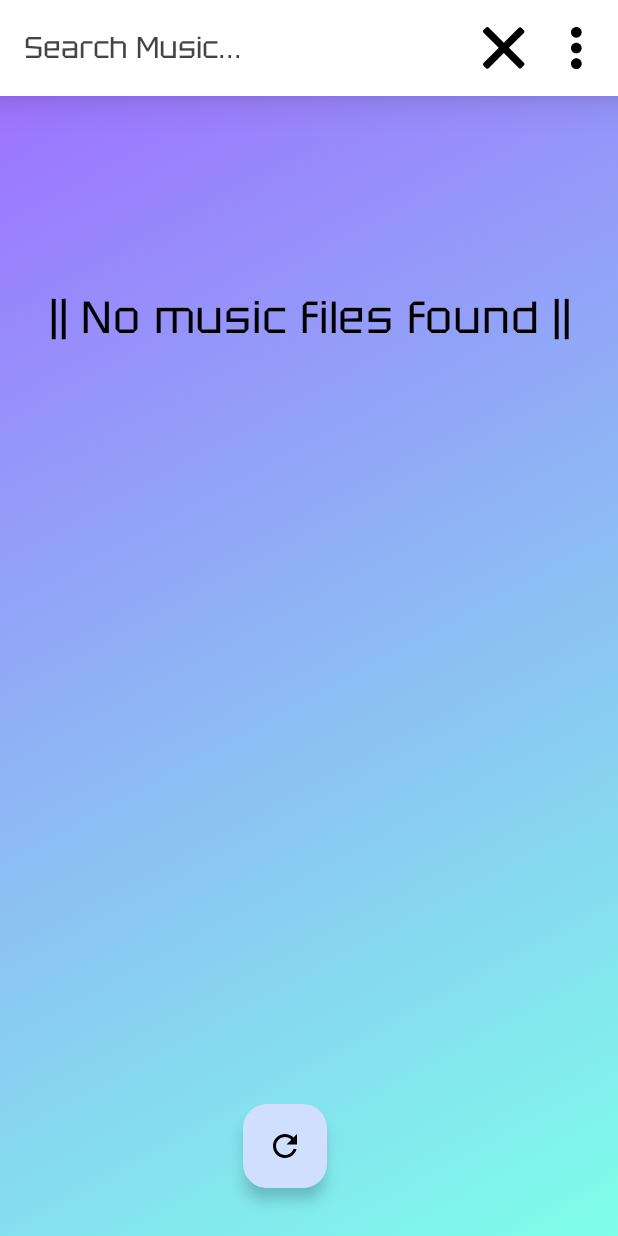
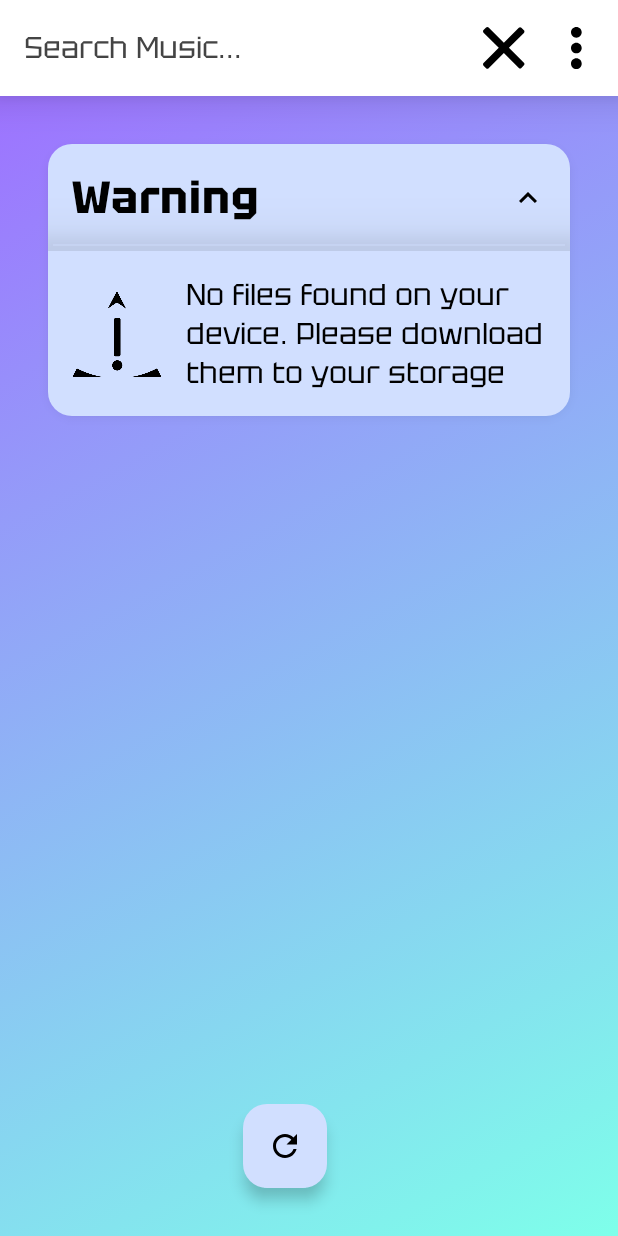
Before and after one commit to Pixerell/IIMusica, an Android app built with Jetpack Compose: the screen it shows after launch (MainActivity), after a tap on "Search", on a phone screen of 412 x 824 dp. Run offline under Robolectric (Android 15) with nearby library versions, the phone set to English and light mode, and no system bars; 1 other tap on this screen came first.

Commit message:
Infobox component, animations for miniplayer

```diff
--- /dev/null
+++ b/app/src/main/java/com/example/iimusica/components/InfoBox.kt
@@ -0,0 +1,154 @@
+package com.example.iimusica.components
+
+
+import androidx.compose.ui.graphics.Color
+import androidx.compose.animation.AnimatedVisibility
+import androidx.compose.animation.core.animateFloatAsState
+import androidx.compose.foundation.background
+import androidx.compose.foundation.clickable
+import androidx.compose.foundation.layout.Box
+import androidx.compose.foundation.layout.Column
+import androidx.compose.foundation.layout.Row
+import androidx.compose.foundation.layout.Spacer
+import androidx.compose.foundation.layout.fillMaxWidth
+import androidx.compose.foundation.layout.height
+import androidx.compose.foundation.layout.padding
+import androidx.compose.foundation.layout.size
+import androidx.compose.foundation.layout.width
+import androidx.compose.foundation.shape.RoundedCornerShape
+import androidx.compose.material.icons.Icons
+import androidx.compose.material.icons.filled.KeyboardArrowDown
+import androidx.compose.material3.Icon
+import androidx.compose.material3.Text
+import androidx.compose.runtime.Composable
+import androidx.compose.runtime.getValue
+import androidx.compose.runtime.mutableStateOf
+import androidx.compose.runtime.remember
+import androidx.compose.runtime.setValue
+import androidx.compose.ui.Alignment
+import androidx.compose.ui.Modifier
+import androidx.compose.ui.draw.clip
+import androidx.compose.ui.draw.rotate
+import androidx.compose.ui.draw.shadow
+import androidx.compose.ui.graphics.RectangleShape
+import androidx.compose.ui.res.painterResource
+import androidx.compose.ui.text.style.TextAlign
+import androidx.compose.ui.unit.dp
+import com.example.iimusica.R
+import com.example.iimusica.ui.theme.LocalAppColors
+import com.example.iimusica.ui.theme.Typography
+
+enum class MessageType {
+    Info, Warning, Error
+}
+
+
+@Composable
+fun InfoBox(
+    message: String,
+    type: MessageType = MessageType.Info,
+    mainBoxColor: Color? = null
+) {
+    val appColors = LocalAppColors.current
+    var expanded by remember { mutableStateOf(true) }
+    val rotateArrow by animateFloatAsState(if (expanded) 180f else 0f)
+
+    val effectiveBackgroundColor = mainBoxColor ?: appColors.backgroundDarker
+
+    val (icon) = when (type) {
+        MessageType.Info -> painterResource(id = R.drawable.infobox) to appColors.icon
+        MessageType.Warning -> painterResource(id = R.drawable.warningbox) to appColors.icon
+        MessageType.Error -> painterResource(id = R.drawable.errorbox) to appColors.icon
+    }
+    val title = when (type) {
+        MessageType.Info -> "Information"
+        MessageType.Warning -> "Warning"
+        MessageType.Error -> "Error"
+    }
+
+    Box(
+        modifier = Modifier.fillMaxWidth().padding(32.dp)
+            .shadow(
+                elevation = 4.dp,
+                shape = RoundedCornerShape(20.dp),
+                ambientColor = appColors.font.copy(alpha = 0.25f),
+                spotColor = appColors.font.copy(alpha = 0.3f),
+                clip = false
+            )
+    ) {
+        Column (
+            modifier = Modifier
+                .fillMaxWidth()
+                .clip(shape = RoundedCornerShape(16.dp))
+        ) {
+
+            Box {
+                Row(
+                    modifier = Modifier
+                        .background(appColors.backgroundDarker)
+                        .fillMaxWidth()
+                        .padding(16.dp),
+                    verticalAlignment = Alignment.CenterVertically,
+                ) {
+                    Text(
+                        text = title,
+                        color = appColors.font,
+                        style = Typography.bodyLarge,
+                        fontWeight = Typography.headlineLarge.fontWeight
+                    )
+                    Spacer(modifier = Modifier.weight(1f))
+
+                    Icon(
+                        Icons.Filled.KeyboardArrowDown,
+                        contentDescription = "Dropdown infobox",
+                        tint = appColors.icon,
+                        modifier = Modifier
+                            .size(24.dp)
+                            .rotate(rotateArrow)
+                            .clickable { expanded = !expanded }
+                    )
+                }
+
+                // Fake bottom-only shadow
+                Box(
+                    modifier = Modifier
+                        .align(Alignment.BottomCenter)
+                        .fillMaxWidth()
+                        .height(8.dp)
+                        .shadow(
+                            elevation = 24.dp,
+                            shape = RectangleShape,
+                            clip = true,
+                            ambientColor = appColors.font,
+                            spotColor = appColors.font,
+                        )
+                )
+            }
+
+            AnimatedVisibility(visible = expanded) {
+                Row(
+                    modifier = Modifier
+                        .background(effectiveBackgroundColor)
+                        .fillMaxWidth()
+                        .padding(16.dp),
+                    verticalAlignment = Alignment.CenterVertically
+                ) {
+                    Icon(
+                        painter = icon,
+                        contentDescription = "InfoBox Icon",
+                        tint = appColors.icon,
+                        modifier = Modifier.size(60.dp)
+                    )
+                    Spacer(modifier = Modifier.width(16.dp))
+                    Text(
+                        text = message,
+                        modifier = Modifier.fillMaxWidth(),
+                        color = appColors.font,
+                        style = Typography.bodyMedium,
+                        textAlign = TextAlign.Start
+                    )
+                }
+            }
+        }
+    }
+}
--- a/app/src/main/java/com/example/iimusica/screens/MusicListScreen.kt
+++ b/app/src/main/java/com/example/iimusica/screens/MusicListScreen.kt
@@ -3,34 +3,34 @@
 package com.example.iimusica.screens
 
 import android.content.Context
+import androidx.compose.animation.core.animateDpAsState
 import androidx.compose.animation.core.animateOffsetAsState
 import androidx.compose.animation.core.tween
 import androidx.compose.foundation.background
 import androidx.compose.foundation.layout.*
 import androidx.compose.material3.ExperimentalMaterial3Api
 import androidx.compose.material3.Scaffold
-import androidx.compose.material3.Text
 import androidx.compose.runtime.*
 import androidx.compose.ui.Alignment
 import androidx.compose.ui.Modifier
 import androidx.compose.ui.geometry.Offset
-import androidx.compose.ui.text.style.TextAlign
+import androidx.compose.ui.platform.LocalConfiguration
+import androidx.compose.ui.platform.LocalDensity
 import androidx.compose.ui.unit.IntOffset
 import androidx.compose.ui.unit.dp
-import androidx.compose.ui.unit.sp
 import androidx.compose.ui.zIndex
 import androidx.lifecycle.viewmodel.compose.viewModel
 import androidx.navigation.NavController
 import com.example.iimusica.components.ButtonReload
+import com.example.iimusica.components.InfoBox
 import com.example.iimusica.components.Loader
+import com.example.iimusica.components.MessageType
 import com.example.iimusica.utils.MusicFile
 import com.example.iimusica.components.MusicList
 import com.example.iimusica.components.MusicTopBar
 import com.example.iimusica.utils.SortOption
 import com.example.iimusica.utils.sortFiles
 import com.example.iimusica.ui.theme.LocalAppColors
-import com.example.iimusica.ui.theme.Typography
-import kotlinx.coroutines.delay
 
 
 @Composable
@@ -46,6 +46,7 @@ fun MusicListScreen(navController: NavController, context: Context, toggleTheme:
     val isDescending by viewModel.isDescending
 
     val appColors = LocalAppColors.current
+
 
     fun onSortOptionSelected(option: SortOption) {
         viewModel.setSortOption(option)
@@ -78,29 +79,41 @@ fun MusicListScreen(navController: NavController, context: Context, toggleTheme:
         }
 
     }
-    val targetOffset = if (!viewModel.isFirstTimeEnteredMusic) Offset(0f, 0f) else Offset(0f, 200f)
+    // Get the screen height using LocalDensity
+    val screenHeight = with(LocalDensity.current) { LocalConfiguration.current.screenHeightDp.dp.toPx() }
+    // Set the initial offset to be off-screen (below the screen)
+    val targetOffset = if (!viewModel.isFirstTimeEnteredMusic) Offset(0f, 0f) else Offset(0f, screenHeight)
+
+    // Use the animation to slide the MiniPlayer in from off-screen
     val offset by animateOffsetAsState(
         targetValue = targetOffset,
-        animationSpec = tween(durationMillis = 500),
+        animationSpec = tween(durationMillis = 1000, delayMillis = 0),
         label = "MiniPlayerSlideIn"
     )
+
     var animationComplete by remember { mutableStateOf(false) }
-    // Use LaunchedEffect to reset flag after animation completes
-    LaunchedEffect(offset) {
-        if (offset == targetOffset && viewModel.isFirstTimeEnteredMusic) {
+
+    // Reset flag after animation completes
+    LaunchedEffect(offset, playerViewModel.isPlaying.value) {
+        if (offset == targetOffset && viewModel.isFirstTimeEnteredMusic && playerViewModel.isPlaying.value) {
             animationComplete = true
         }
     }
 
-    // Only reset the flag after animation is complete
+    // Reset the flag after animation is complete
     LaunchedEffect(animationComplete) {
         if (animationComplete) {
-            delay(3000)  // Add a small delay to make sure animation completes before flag reset
             viewModel.isFirstTimeEnteredMusic = false
         }
     }
 
     val intOffset = IntOffset(offset.x.toInt(), offset.y.toInt())
+    val fabOffsetY by animateDpAsState(
+        targetValue = if (playerViewModel.isPlaying.value || animationComplete) 100.dp else 0.dp,
+        animationSpec = tween(durationMillis = 1000),
+        label = "FABOffset"
+    )
+
     Box(modifier = Modifier.fillMaxSize()) {
         Scaffold(
             topBar = {
@@ -118,7 +131,9 @@ fun MusicListScreen(navController: NavController, context: Context, toggleTheme:
             },
 
             floatingActionButton = {
-                ButtonReload(playerViewModel, viewModel, context)
+                Box(modifier = Modifier.offset(y = fabOffsetY)) {
+                    ButtonReload(playerViewModel, viewModel, context)
+                }
             },
         ) { padding ->
             Box(
@@ -132,26 +147,23 @@ fun MusicListScreen(navController: NavController, context: Context, toggleTheme:
                 if (isLoading) {
                     Loader(modifier = Modifier.align(Alignment.Center))
                 } else if (errorMessage.isNotEmpty()) {
-                    Text(
-                        text = "There was an error $errorMessage",
-                        color = appColors.font,
-                        fontSize = 40.sp,
-                        modifier = Modifier.align(Alignment.Center),
+                    InfoBox(
+                        message = "There was an error $errorMessage",
+                        type = MessageType.Error,
+                    )
+                } else {
+                    if (mFiles.isEmpty()) {
+                        InfoBox(
+                            message = "No files found on your device. Please download them to your storage",
+                            type = MessageType.Warning,
+                        )
+                    }
 
-
-                        )
-                } else {
-                    if (sortedFiles.isEmpty()) {
-                        Text(
-                            "|| No music files found ||", color = appColors.font,
-                            fontSize = Typography.bodyLarge.fontSize,
-                            fontFamily = Typography.bodyLarge.fontFamily,
-                            fontWeight = Typography.bodyLarge.fontWeight,
-                            textAlign = TextAlign.Center,
-                            modifier = Modifier.fillMaxWidth()
-                                .padding(vertical = 128.dp)
-                        )
-
+                    else if (sortedFiles.isEmpty()) {
+                            InfoBox(
+                                message = "All files were sorted and filtered out",
+                                type = MessageType.Info,
+                            )
                     } else {
                         if (playerViewModel.getQueue().isEmpty()) {
                             playerViewModel.setQueue(sortedFiles)  // Initialize the queue with sorted files only if it's empty
@@ -167,7 +179,13 @@ fun MusicListScreen(navController: NavController, context: Context, toggleTheme:
                 }
             }
         }
-        Box(modifier = Modifier.fillMaxWidth().align(Alignment.BottomCenter).zIndex(1f).offset { intOffset }) {
+        Box(
+            modifier = Modifier
+                .fillMaxWidth()
+                .align(Alignment.BottomCenter)
+                .zIndex(1f)
+                .offset { intOffset }
+        ) {
             MiniPlayer(playerViewModel = playerViewModel, navController = navController)
         }
     }
--- a/app/src/main/java/com/example/iimusica/screens/MusicScreen.kt
+++ b/app/src/main/java/com/example/iimusica/screens/MusicScreen.kt
@@ -27,7 +27,9 @@ import com.example.iimusica.components.ButtonPrevious
 import com.example.iimusica.components.ButtonRepeat
 import com.example.iimusica.components.ButtonShuffle
 import com.example.iimusica.components.DurationBar
+import com.example.iimusica.components.InfoBox
 import com.example.iimusica.components.MarqueeText
+import com.example.iimusica.components.MessageType
 import com.example.iimusica.components.MusicScreenTopBar
 import com.example.iimusica.components.QueuePanel
 import com.example.iimusica.ui.theme.LocalAppColors
@@ -84,11 +86,11 @@ fun MusicScreen(path: String, playerViewModel: PlayerViewModel, navController: N
             modifier = Modifier
                 .fillMaxSize(),
         ) {
+            MusicScreenTopBar(isPlaying = playerViewModel.isPlaying.value,
+                onBackClick = {navController.navigateUp()},
+                onSettingsClick = { }  )
+
             if (musicFile != null) {
-                MusicScreenTopBar(isPlaying = playerViewModel.isPlaying.value,
-                    onBackClick = {navController.navigateUp()},
-                    onSettingsClick = { }  )
-
                 Column (
                     horizontalAlignment = Alignment.CenterHorizontally,
                     modifier = Modifier
@@ -141,7 +143,11 @@ fun MusicScreen(path: String, playerViewModel: PlayerViewModel, navController: N
                 }
 
             } else {
-                Text(text = "Error: Music file not found", color = appColors.font)
+                InfoBox(
+                    message = "Music file was not found",
+                    type = MessageType.Error,
+                    mainBoxColor = appColors.backgroundDarker
+                )
             }
         }
         QueuePanel(playerViewModel, isPanelExpanded, togglePanelState,
--- a/app/src/main/java/com/example/iimusica/utils/checkAndRequestPermissions.kt
+++ b/app/src/main/java/com/example/iimusica/utils/checkAndRequestPermissions.kt
@@ -12,14 +12,6 @@ private const val REQUEST_CODE = 1
 
 fun checkAndRequestPermissions(activity: Activity) {
     val permissions = mutableListOf<String>()
-
-
-    // For recording audio (Visualizer needs this)
-    if (ContextCompat.checkSelfPermission(activity, Manifest.permission.RECORD_AUDIO)
-        != PackageManager.PERMISSION_GRANTED
-    ) {
-        permissions.add(Manifest.permission.RECORD_AUDIO)
-    }
 
     // For devices running Android 10 and below
     if (ContextCompat.checkSelfPermission(activity, Manifest.permission.READ_EXTERNAL_STORAGE)
```
Also changed, not shown: app/src/main/res/drawable/errorbox.png (added), app/src/main/res/drawable/infobox.png (added), app/src/main/res/drawable/warningbox.png (added).
